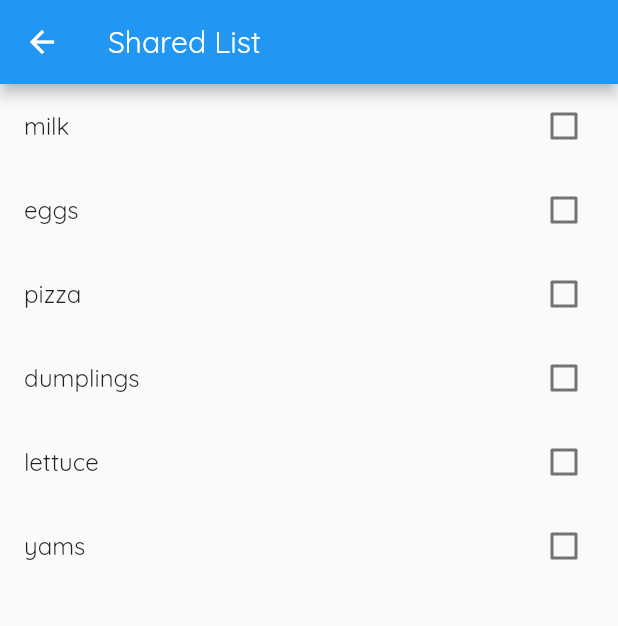
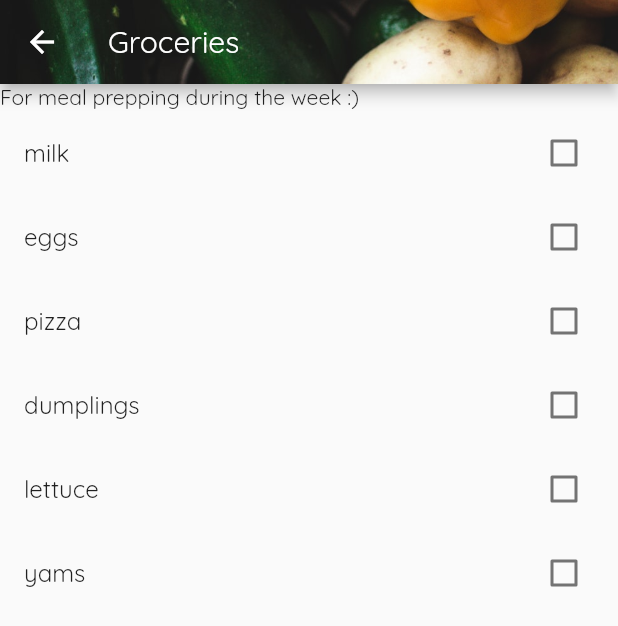
Before and after one commit to tsaixing/flutter_playground, a Flutter app: the screen it shows after launch, after a tap on "Groceries", on a phone screen of 412 x 824 dp. Shown: the top 626 px of the screen. Run offline on Flutter 3.47's test engine with Material 2 defaults, Android fonts, the phone set to English and light mode, and no system bars.

Commit message:
- Named routes; passing data between routes - Passing data to stateful widgets - Null safety operators - ReorderableListView

```diff
--- a/lib/categories/category_card.dart
+++ b/lib/categories/category_card.dart
@@ -1,24 +1,24 @@
 import 'package:flutter/material.dart';
-import 'package:flutter_playground/checklist/checklist_page.dart';
+import 'package:flutter_playground/categories/checklist/checklist_page.dart';
 
 class CategoryCard extends StatelessWidget {
   final String title;
+  final String description;
   final String backgroundImageUrl;
 
   const CategoryCard({
     Key? key,
     required this.title,
     required this.backgroundImageUrl,
+    this.description = "",
   }) : super(key: key);
 
   void selectCategory(BuildContext ctx) {
-    Navigator.of(ctx).push(
-      MaterialPageRoute(
-        builder: (_) {
-          return const ChecklistPage();
-        },
-      ),
-    );
+    Navigator.of(ctx).pushNamed(ChecklistPage.routeName, arguments: {
+      'title': title,
+      'description': description,
+      'backgroundImageUrl': backgroundImageUrl,
+    });
   }
 
   @override
--- a/lib/categories/category_page.dart
+++ b/lib/categories/category_page.dart
@@ -20,7 +20,10 @@ class CategoryPage extends StatelessWidget {
           childAspectRatio: 1 / 1,
           children: DUMMY_CATEGORIES
               .map((data) => CategoryCard(
-                  title: data.title, backgroundImageUrl: data.imageUrl))
+                    title: data.title,
+                    backgroundImageUrl: data.imageUrl,
+                    description: data.description,
+                  ))
               .toList()),
     );
   }
--- /dev/null
+++ b/lib/categories/checklist/checklist_page.dart
@@ -0,0 +1,57 @@
+import 'package:flutter/material.dart';
+import 'package:flutter_playground/categories/checklist/dummy_data.dart';
+
+class ChecklistPage extends StatefulWidget {
+  static const routeName = '/checklist';
+
+  const ChecklistPage({
+    Key? key,
+  }) : super(key: key);
+
+  @override
+  State<ChecklistPage> createState() => _ChecklistPageState();
+}
+
+class _ChecklistPageState extends State<ChecklistPage> {
+  final _items = DUMMY_CHECKLIST.toList();
+
+  @override
+  Widget build(BuildContext context) {
+    final routeArgs =
+        ModalRoute.of(context)?.settings.arguments as Map<String, String>;
+    final String title = routeArgs['title']!;
+    final String description = routeArgs['description']!;
+    final String backgroundImageUrl = routeArgs['backgroundImageUrl']!;
+
+    return Scaffold(
+        appBar: AppBar(
+          title: Text(title),
+          flexibleSpace: Image(
+            image: AssetImage(backgroundImageUrl),
+            fit: BoxFit.cover,
+          ),
+        ),
+        body: ReorderableListView(
+          header: Text(description),
+          onReorder: (int oldIndex, int newIndex) {
+            setState(() {
+              if (oldIndex < newIndex) {
+                newIndex -= 1;
+              }
+              final item = _items.removeAt(oldIndex);
+              _items.insert(newIndex, item);
+            });
+          },
+          children: _items
+              .map((data) => CheckboxListTile(
+                    key: Key(data.id),
+                    title: Text(data.label),
+                    // secondary: const Icon(Icons.hambu),
+                    selected: false,
+                    value: false,
+                    onChanged: (bool? value) {},
+                  ))
+              .toList(),
+        ));
+  }
+}
--- a/lib/checklist/dummy_data.dart
+++ b/lib/categories/checklist/dummy_data.dart
@@ -1,27 +1,27 @@
-import 'checklist_model.dart';
+import 'package:flutter_playground/models/checklist_item.dart';
 
 const DUMMY_CHECKLIST = [
-  Checklist(
+  ChecklistItem(
     id: 'c1',
     label: 'milk',
   ),
-  Checklist(
+  ChecklistItem(
     id: 'c2',
     label: 'eggs',
   ),
-  Checklist(
+  ChecklistItem(
     id: 'c3',
     label: 'pizza',
   ),
-  Checklist(
+  ChecklistItem(
     id: 'c4',
     label: 'dumplings',
   ),
-  Checklist(
+  ChecklistItem(
     id: 'c5',
     label: 'lettuce',
   ),
-  Checklist(
+  ChecklistItem(
     id: 'c6',
     label: 'yams',
   ),
--- a/lib/categories/dummy_data.dart
+++ b/lib/categories/dummy_data.dart
@@ -1,9 +1,10 @@
-import 'category_model.dart';
+import 'package:flutter_playground/models/category.dart';
 
 const DUMMY_CATEGORIES = [
   Category(
     id: 'c1',
     title: 'Groceries',
+    description: 'For meal prepping during the week :)',
     imageUrl: 'assets/images/groceries.jpeg',
   ),
   Category(
--- a/lib/checklist/checklist_page.dart
+++ /dev/null
@@ -1,29 +0,0 @@
-import 'package:flutter/material.dart';
-import 'package:flutter_playground/checklist/dummy_data.dart';
-
-class ChecklistPage extends StatefulWidget {
-  const ChecklistPage({
-    Key? key,
-  }) : super(key: key);
-
-  @override
-  State<ChecklistPage> createState() => _ChecklistPageState();
-}
-
-class _ChecklistPageState extends State<ChecklistPage> {
-  @override
-  Widget build(BuildContext context) {
-    return Scaffold(
-      appBar: AppBar(title: const Text('Shared List')),
-      body: ListView(
-          children: DUMMY_CHECKLIST
-              .map((data) => CheckboxListTile(
-                    title: Text(data.label),
-                    selected: false,
-                    value: false,
-                    onChanged: (bool? value) {},
-                  ))
-              .toList()),
-    );
-  }
-}
--- a/lib/main.dart
+++ b/lib/main.dart
@@ -1,4 +1,6 @@
 import 'package:flutter/material.dart';
+import 'package:flutter_playground/categories/checklist/checklist_item/item_detail_page.dart';
+import 'package:flutter_playground/categories/checklist/checklist_page.dart';
 
 import './categories/category_page.dart';
 
@@ -15,6 +17,10 @@ class SharedList extends StatelessWidget {
         fontFamily: 'Quicksand',
       ),
       home: const CategoryPage(),
+      routes: {
+        ChecklistPage.routeName: (ctx) => const ChecklistPage(),
+        ItemDetailPage.routeName: (ctx) => const ItemDetailPage(),
+      },
     );
   }
 }
```
Also changed, not shown: lib/categories/category_model.dart (deleted, +0 -7 lines), lib/categories/checklist/checklist_item/item_detail_page.dart (added, +33 -0 lines), lib/checklist/checklist_model.dart (deleted, +0 -9 lines), lib/models/category.dart (added, +13 -0 lines), lib/models/checklist_item.dart (added, +13 -0 lines).
